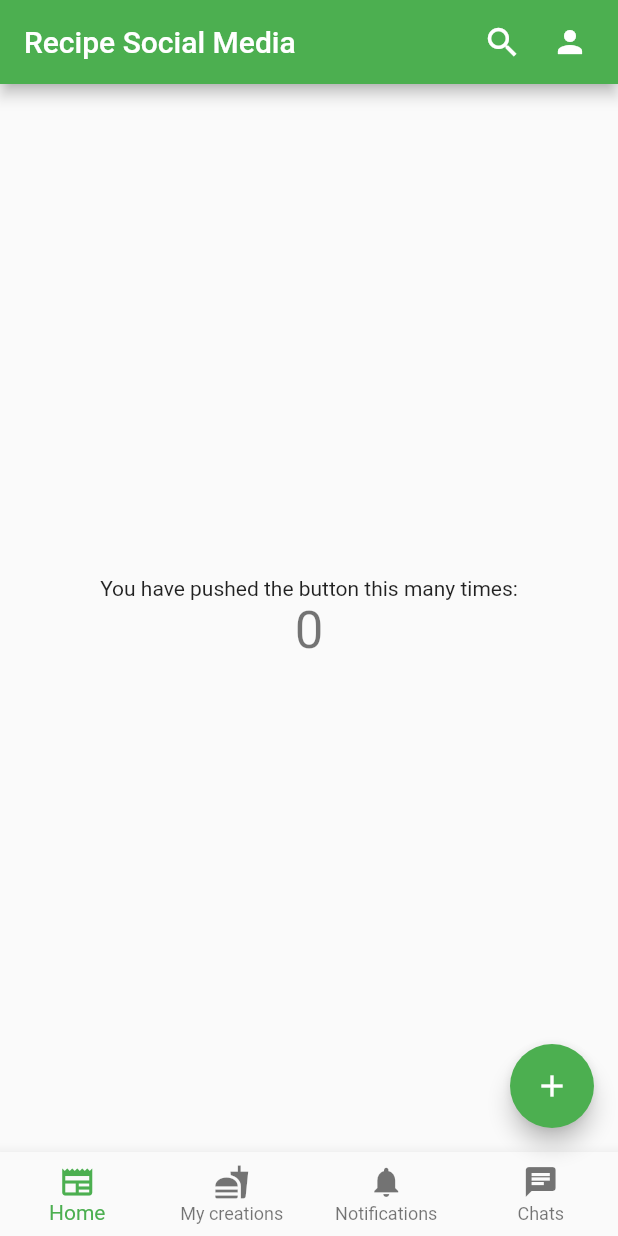
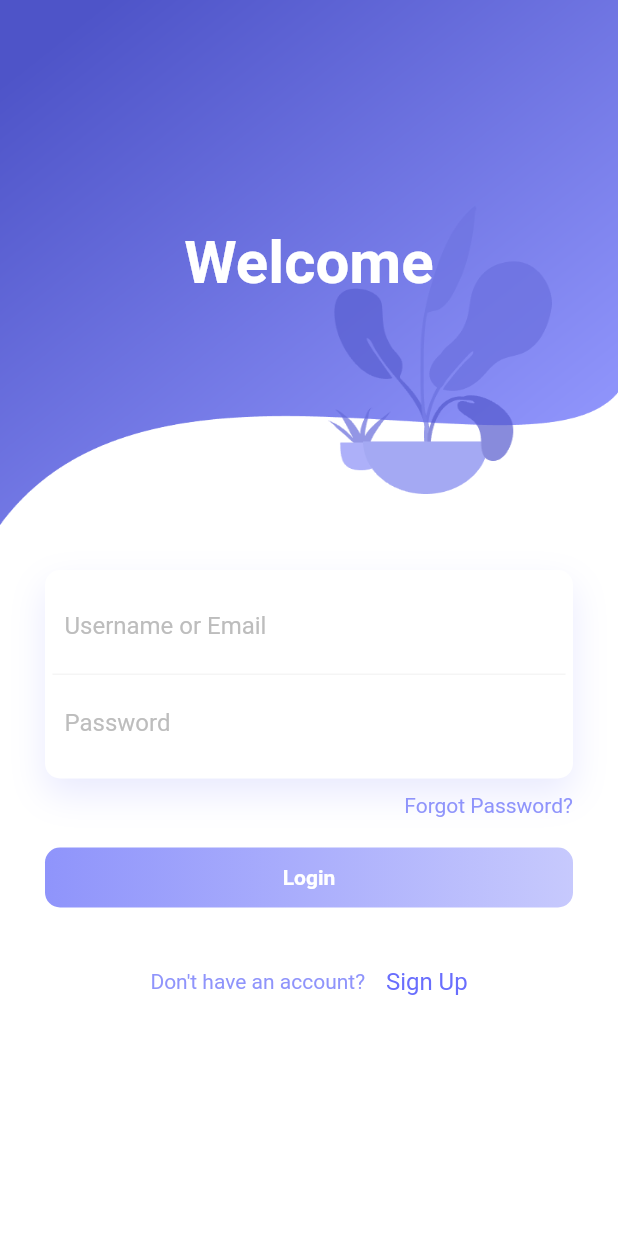
Before and after one commit to Unknown807/Langfoodi-Frontend, a Flutter app: the screen it shows after launch, on a phone screen of 412 x 824 dp. Run offline on Flutter 3.47's test engine with Material 2 defaults, Android fonts, the light colour scheme and no system bars.

Commit message:
Added UI for login page

```diff
--- /dev/null
+++ b/lib/home_page.dart
@@ -0,0 +1,82 @@
+import 'package:flutter/material.dart';
+import 'package:recipe_social_media/custom_bottom_navbar.dart';
+import 'package:recipe_social_media/custom_navbar.dart';
+
+class MyHomePage extends StatefulWidget {
+  const MyHomePage({super.key, required this.title});
+
+  final String title;
+
+  @override
+  State<MyHomePage> createState() => _MyHomePageState();
+}
+
+class _MyHomePageState extends State<MyHomePage> {
+  int _counter = 0;
+
+  List<Widget> getPages() => [
+        Column(
+          mainAxisAlignment: MainAxisAlignment.center,
+          children: <Widget>[
+            const Text(
+              'You have pushed the button this many times:',
+            ),
+            Text(
+              '$_counter',
+              style: Theme.of(context).textTheme.headlineMedium,
+            ),
+          ],
+        ),
+        Column(
+          mainAxisAlignment: MainAxisAlignment.center,
+          children: const <Widget>[Text('This is the second page!')],
+        ),
+        Column(
+          mainAxisAlignment: MainAxisAlignment.center,
+          children: const <Widget>[Text('This is the third page!')],
+        ),
+        Column(
+          mainAxisAlignment: MainAxisAlignment.center,
+          children: const <Widget>[Text('This is the fourth page!')],
+        ),
+      ];
+
+  void _incrementCounter() {
+    setState(() {
+      _counter++;
+    });
+  }
+
+  int _selectedIndex = 0;
+
+  void onBottomNavSelect(int index) {
+    setState(() {
+      _selectedIndex = index;
+    });
+  }
+
+  @override
+  Widget build(BuildContext context) {
+    return Scaffold(
+      appBar: CustomNavBar(
+        title: Text(widget.title),
+        appBar: AppBar(),
+      ),
+      bottomNavigationBar: CustomBottomNavBar(
+          appBar: AppBar(),
+          selectedIndex: _selectedIndex,
+          onTap: onBottomNavSelect),
+      body: Center(
+          child: IndexedStack(
+        index: _selectedIndex,
+        alignment: Alignment.center,
+        children: getPages(),
+      )),
+      floatingActionButton: FloatingActionButton(
+        onPressed: _incrementCounter,
+        tooltip: 'Increment',
+        child: const Icon(Icons.add),
+      ), // This trailing comma makes auto-formatting nicer for build methods.
+    );
+  }
+}
--- /dev/null
+++ b/lib/login_page.dart
@@ -0,0 +1,134 @@
+import 'package:flutter/material.dart';
+
+class LoginPage extends StatefulWidget {
+  const LoginPage({super.key});
+
+  final String title = "Please Sign In";
+
+  @override
+  State<LoginPage> createState() => _LoginPageState();
+}
+
+class _LoginPageState extends State<LoginPage> {
+  @override
+  Widget build(BuildContext context) {
+    return Scaffold(
+        resizeToAvoidBottomInset: false,
+        backgroundColor: Colors.white,
+        body: SingleChildScrollView(
+          reverse: true,
+          child: Padding(
+            padding: EdgeInsets.only(
+                bottom: MediaQuery.of(context).viewInsets.bottom),
+            child: Column(
+              children: <Widget>[
+                Container(
+                  height: 350,
+                  decoration: BoxDecoration(
+                    image: DecorationImage(
+                        image: AssetImage("assets/images/background.png"),
+                        fit: BoxFit.fill),
+                  ),
+                  child: Stack(
+                    children: <Widget>[
+                      Positioned(
+                        child: Container(
+                          child: Center(
+                            child: Text("Welcome",
+                                style: TextStyle(
+                                    color: Colors.white,
+                                    fontSize: 40,
+                                    fontWeight: FontWeight.bold)),
+                          ),
+                        ),
+                      ),
+                    ],
+                  ),
+                ),
+                Padding(
+                    padding: EdgeInsets.all(30.0),
+                    child: Column(children: <Widget>[
+                      Container(
+                          padding: EdgeInsets.all(5),
+                          decoration: BoxDecoration(
+                              color: Colors.white,
+                              borderRadius: BorderRadius.circular(10),
+                              boxShadow: [
+                                BoxShadow(
+                                    color: Color.fromRGBO(143, 148, 251, .2),
+                                    blurRadius: 20.0,
+                                    offset: Offset(0, 10))
+                              ]),
+                          child: Column(children: <Widget>[
+                            Container(
+                                padding: EdgeInsets.all(8.0),
+                                decoration: BoxDecoration(
+                                    border: Border(
+                                        bottom: BorderSide(
+                                            color: Colors.grey.shade100))),
+                                child: TextField(
+                                  decoration: InputDecoration(
+                                      border: InputBorder.none,
+                                      hintText: "Username or Email",
+                                      hintStyle: TextStyle(
+                                          color: Colors.grey.shade400)),
+                                )),
+                            Container(
+                                padding: EdgeInsets.all(8.0),
+                                child: TextField(
+                                    obscureText: true,
+                                    decoration: InputDecoration(
+                                        border: InputBorder.none,
+                                        hintText: "Password",
+                                        hintStyle: TextStyle(
+                                            color: Colors.grey.shade400))))
+                          ])),
+                      SizedBox(
+                        height: 10,
+                      ),
+                      Row(
+                        children: <Widget>[
+                          Spacer(),
+                          Text("Forgot Password?",
+                              style: TextStyle(
+                                color: Color.fromRGBO(143, 148, 251, 1),
+                              ))
+                        ],
+                      ),
+                      SizedBox(height: 20),
+                      Container(
+                        height: 40,
+                        decoration: BoxDecoration(
+                            borderRadius: BorderRadius.circular(10),
+                            gradient: LinearGradient(colors: [
+                              Color.fromRGBO(143, 148, 251, 1),
+                              Color.fromRGBO(143, 148, 251, .5),
+                            ])),
+                        child: Center(
+                            child: Text("Login",
+                                style: TextStyle(
+                                  color: Colors.white,
+                                  fontWeight: FontWeight.bold,
+                                ))),
+                      ),
+                      SizedBox(height: 40),
+                      Row(
+                        mainAxisAlignment: MainAxisAlignment.center,
+                        children: <Widget>[
+                          Text("Don't have an account?    ",
+                              style: TextStyle(
+                                color: Color.fromRGBO(143, 148, 251, 1),
+                              )),
+                          Text("Sign Up",
+                              style: TextStyle(
+                                  color: Color.fromRGBO(105, 110, 253, 1),
+                                  fontSize: 16))
+                        ],
+                      )
+                    ]))
+              ],
+            ),
+          ),
+        ));
+  }
+}
--- a/lib/main.dart
+++ b/lib/main.dart
@@ -1,6 +1,6 @@
 import 'package:flutter/material.dart';
-import 'package:recipe_social_media/custom_bottom_navbar.dart';
-import 'package:recipe_social_media/custom_navbar.dart';
+import 'package:recipe_social_media/login_page.dart';
+
 
 void main() {
   runApp(const MyApp());
@@ -13,105 +13,13 @@ class MyApp extends StatelessWidget {
   @override
   Widget build(BuildContext context) {
     return MaterialApp(
+      debugShowCheckedModeBanner: false,
       title: 'Recipe Social Media',
       theme: ThemeData(
         primarySwatch: Colors.green,
       ),
-      home: const MyHomePage(title: 'Recipe Social Media'),
+      //home: const MyHomePage(title: 'Recipe Social Media'),
+      home: const LoginPage(),
     );
   }
 }
-
-class MyHomePage extends StatefulWidget {
-  const MyHomePage({super.key, required this.title});
-
-  final String title;
-
-  @override
-  State<MyHomePage> createState() => _MyHomePageState();
-}
-
-class _MyHomePageState extends State<MyHomePage> {
-  int _counter = 0;
-
-  List<Widget> getPages() =>
-  [
-    Column(
-      mainAxisAlignment: MainAxisAlignment.center,
-      children: <Widget>[
-        const Text(
-          'You have pushed the button this many times:',
-        ),
-        Text(
-          '$_counter',
-          style: Theme.of(context).textTheme.headlineMedium,
-        ),
-      ],
-    ),
-    Column(
-      mainAxisAlignment: MainAxisAlignment.center,
-      children: const <Widget>[
-        Text(
-            'This is the second page!'
-        )
-      ],
-    ),
-    Column(
-      mainAxisAlignment: MainAxisAlignment.center,
-      children: const <Widget>[
-        Text(
-            'This is the third page!'
-        )
-      ],
-    ),
-    Column(
-      mainAxisAlignment: MainAxisAlignment.center,
-      children: const <Widget>[
-        Text(
-            'This is the fourth page!'
-        )
-      ],
-    ),
-  ];
-
-  void _incrementCounter() {
-    setState(() {
-      _counter++;
-    });
-  }
-
-  int _selectedIndex = 0;
-
-  void onBottomNavSelect(int index){
-    setState(() {
-      _selectedIndex = index;
-    });
-  }
-
-  @override
-  Widget build(BuildContext context) {
-    return Scaffold(
-      appBar: CustomNavBar(
-        title: Text(widget.title),
-        appBar: AppBar(),
-      ),
-      bottomNavigationBar: CustomBottomNavBar(
-        appBar: AppBar(),
-        selectedIndex: _selectedIndex,
-        onTap: onBottomNavSelect
-      ),
-      body: Center(
-        child: IndexedStack(
-          index: _selectedIndex,
-          alignment: Alignment.center,
-          children: getPages(),
-        )
-      ),
-      floatingActionButton: FloatingActionButton(
-        onPressed: _incrementCounter,
-        tooltip: 'Increment',
-        child: const Icon(Icons.add),
-      ), // This trailing comma makes auto-formatting nicer for build methods.
-    );
-  }
-}
--- a/pubspec.yaml
+++ b/pubspec.yaml
@@ -59,9 +59,8 @@ flutter:
   uses-material-design: true
 
   # To add assets to your application, add an assets section, like this:
-  # assets:
-  #   - images/a_dot_burr.jpeg
-  #   - images/a_dot_ham.jpeg
+  assets:
+    - assets/images/
 
   # An image asset can refer to one or more resolution-specific "variants", see
   # https://flutter.dev/assets-and-images/#resolution-aware
```
Also changed, not shown: assets/images/background.png (added).
